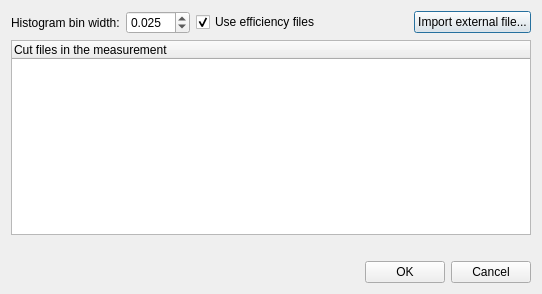
Old version of the form ui_files/ui_energy_spectrum_params.ui in the repository JYU-IBA/potku.
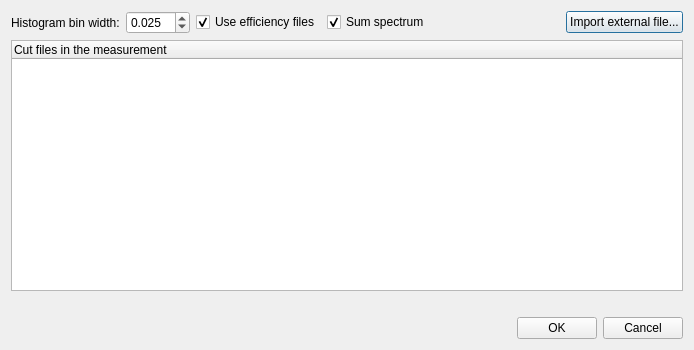
New version of the form.

Commit message: A sum spectrum checkbox and SUM abbreviation for the plot

```diff
--- a/ui_files/ui_energy_spectrum_params.ui
+++ b/ui_files/ui_energy_spectrum_params.ui
@@ -6,8 +6,8 @@
    <rect>
     <x>0</x>
     <y>0</y>
-    <width>542</width>
-    <height>294</height>
+    <width>694</width>
+    <height>350</height>
    </rect>
   </property>
   <property name="windowTitle">
@@ -57,6 +57,19 @@
          </property>
         </widget>
        </item>
+       <item>
+        <widget class="QCheckBox" name="sum_spectrum_checkbox">
+         <property name="toolTip">
+          <string>&lt;html&gt;&lt;head/&gt;&lt;body&gt;&lt;p&gt;Determines whether efficiencies are taken into account when plotting measured spectra.&lt;/p&gt;&lt;/body&gt;&lt;/html&gt;</string>
+         </property>
+         <property name="text">
+          <string>Sum spectrum</string>
+         </property>
+         <property name="checked">
+          <bool>true</bool>
+         </property>
+        </widget>
+       </item>
        <item>
         <spacer name="horizontalSpacer">
          <property name="orientation">
```
The commit also changes 3 other files.
